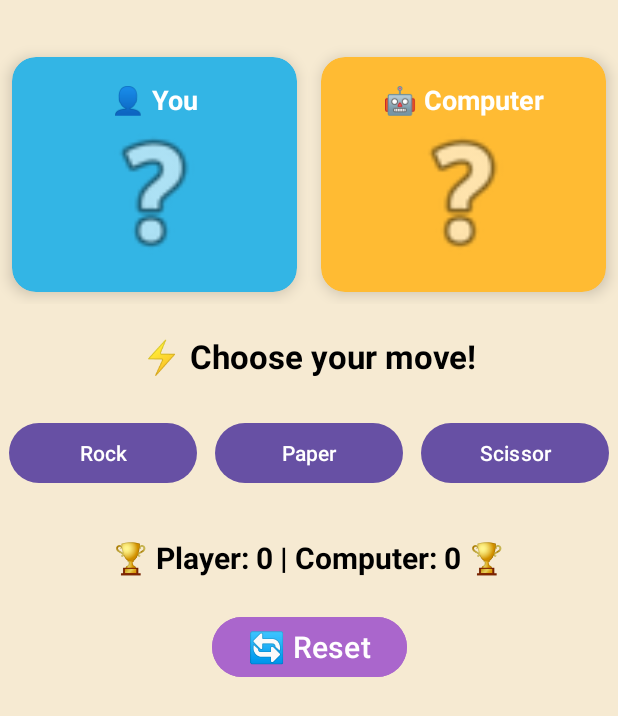
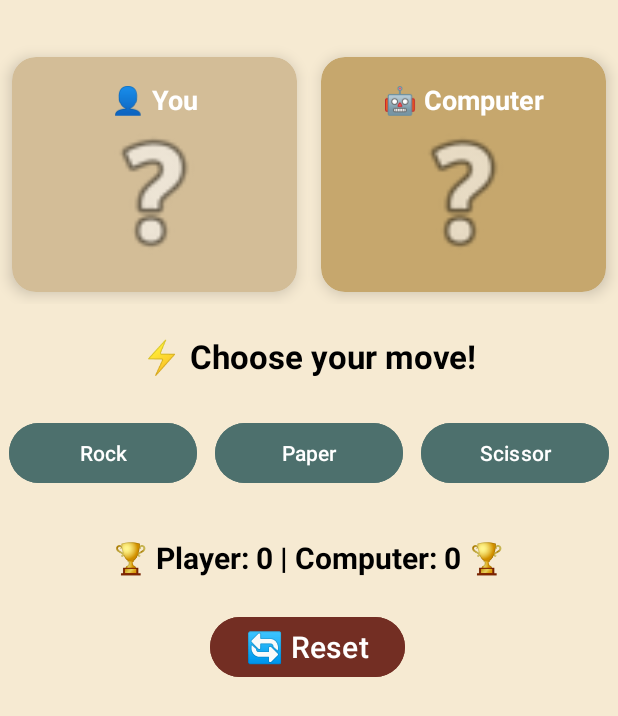
Before and after one commit to parthpranav2/RockPaperScissor, an Android app: the MainActivity screen opened directly, with no data from a screen before it, on a phone screen of 412 x 824 dp. Shown: the top 716 px of the screen. Run offline under Robolectric (Android 15) with nearby library versions, the phone set to English and light mode, and no system bars.

Commit message:
Making ui more consistent

```diff
--- a/app/src/main/res/layout/activity_main.xml
+++ b/app/src/main/res/layout/activity_main.xml
@@ -35,7 +35,7 @@
             android:layout_margin="8dp"
             app:cardCornerRadius="16dp"
             app:cardElevation="6dp"
-            app:cardBackgroundColor="@android:color/holo_blue_light">
+            app:cardBackgroundColor="#D3BD97">
 
             <LinearLayout
                 android:layout_width="match_parent"
@@ -68,7 +68,7 @@
             android:layout_margin="8dp"
             app:cardCornerRadius="16dp"
             app:cardElevation="6dp"
-            app:cardBackgroundColor="@android:color/holo_orange_light">
+            app:cardBackgroundColor="#C6A76D">
 
             <LinearLayout
                 android:layout_width="match_parent"
@@ -128,6 +128,7 @@
             android:layout_weight="1"
             android:text="Rock"
             android:textColor="@android:color/white"
+            android:backgroundTint="#4D706D"
             android:layout_margin="6dp"/>
 
         <Button
@@ -137,6 +138,7 @@
             android:layout_weight="1"
             android:text="Paper"
             android:textColor="@android:color/white"
+            android:backgroundTint="#4D706D"
             android:layout_margin="6dp"/>
 
         <Button
@@ -146,6 +148,7 @@
             android:layout_weight="1"
             android:text="Scissor"
             android:textColor="@android:color/white"
+            android:backgroundTint="#4D706D"
             android:layout_margin="6dp"/>
 
 
@@ -171,12 +174,13 @@
         android:id="@+id/resetButton"
         android:layout_width="wrap_content"
         android:layout_height="wrap_content"
+        android:layout_marginTop="12dp"
+        android:backgroundTint="#732E23"
         android:text="🔄 Reset"
+        android:textColor="@android:color/white"
         android:textSize="20dp"
-        android:backgroundTint="@android:color/holo_purple"
-        android:textColor="@android:color/white"
-        android:layout_marginTop="12dp"
-        app:layout_constraintTop_toBottomOf="@id/scoreText"
+        app:layout_constraintEnd_toEndOf="parent"
+        app:layout_constraintHorizontal_bias="0.497"
         app:layout_constraintStart_toStartOf="parent"
-        app:layout_constraintEnd_toEndOf="parent"/>
+        app:layout_constraintTop_toBottomOf="@id/scoreText" />
 </androidx.constraintlayout.widget.ConstraintLayout>
--- a/app/src/main/res/layout/activity_onboarding.xml
+++ b/app/src/main/res/layout/activity_onboarding.xml
@@ -23,10 +23,9 @@
         android:layout_height="wrap_content"
         android:text="Play"
         android:textSize="20dp"
-        android:backgroundTint="@android:color/holo_purple"
-        android:textColor="@android:color/black"
+        android:backgroundTint="#732E23"
+        android:textColor="@android:color/white"
         android:layout_marginBottom="10dp"
-
         app:layout_constraintBottom_toBottomOf="parent"
         app:layout_constraintStart_toStartOf="parent"
         app:layout_constraintEnd_toEndOf="parent"
```
